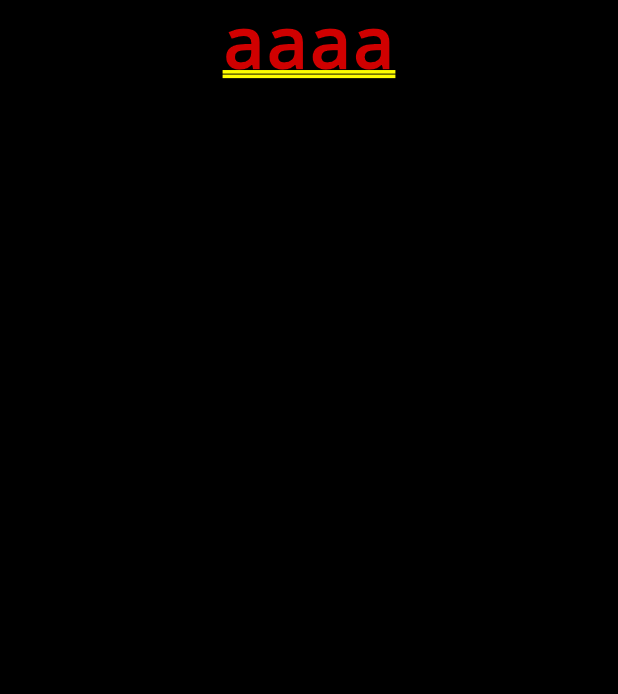
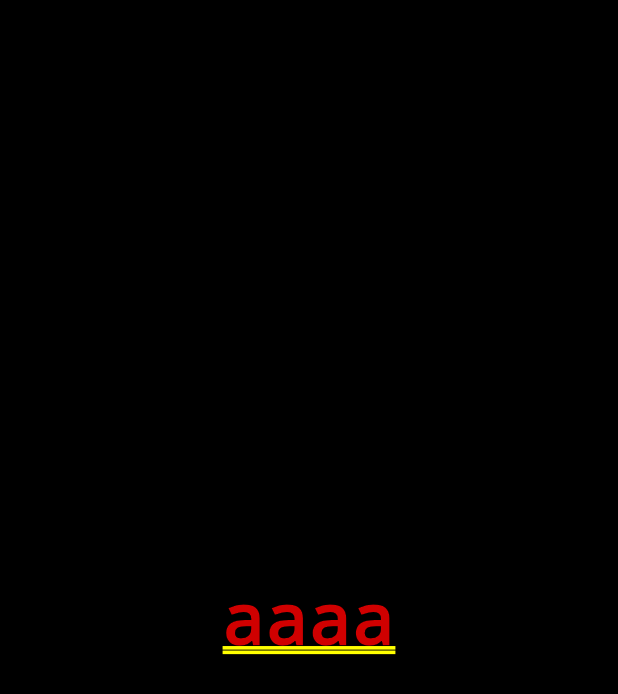
Before and after one commit to KanamoriKouhei/FlutterTest, a Flutter app: the screen it shows after launch, on a phone screen of 412 x 824 dp. Shown: the top 694 px of the screen. Run offline on Flutter 3.47's test engine with Material 2 defaults, Android fonts, the phone set to English and light mode, and no system bars.

Commit message:
修正：childの入れ子に修正

```diff
--- a/lib/main.dart
+++ b/lib/main.dart
@@ -25,11 +25,8 @@ class Home extends StatelessWidget {
   @override
   Widget build(BuildContext context) {
     return Container(
-      // ignore: prefer_const_constructors
-      child: Text(
-        'aaaa',
-        textDirection: TextDirection.ltr,
-        textAlign: TextAlign.center,
+      child: Center(
+        child: Text('aaaa'),
       ),
       decoration: BoxDecoration(
         color: Colors.black,
```
